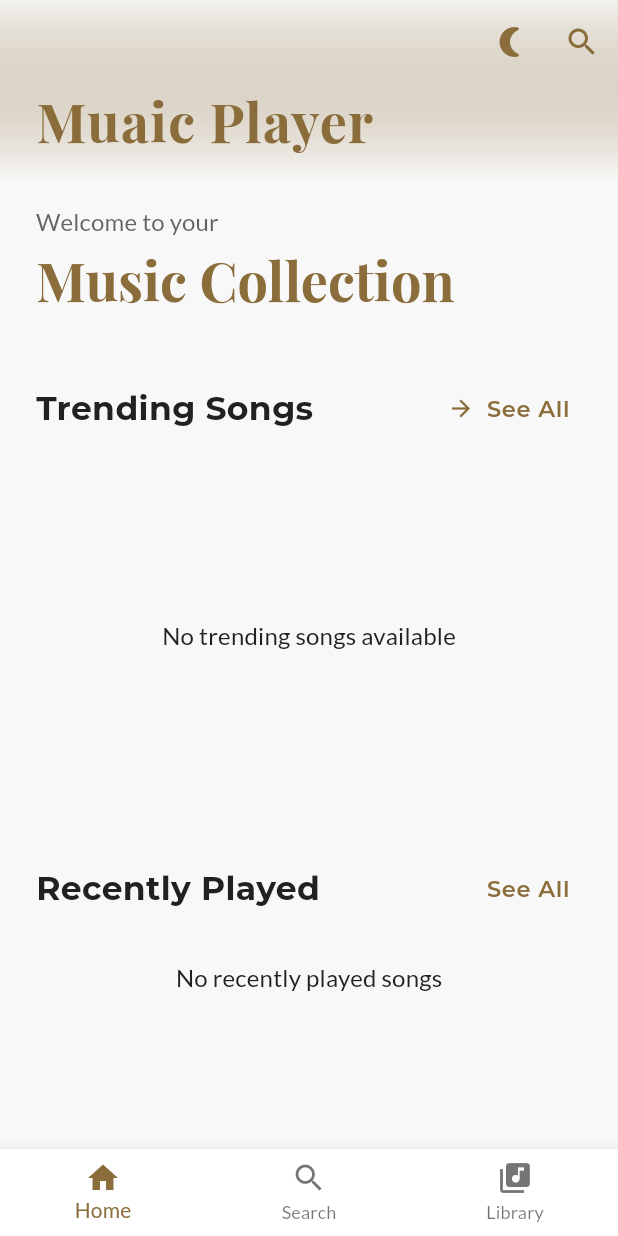
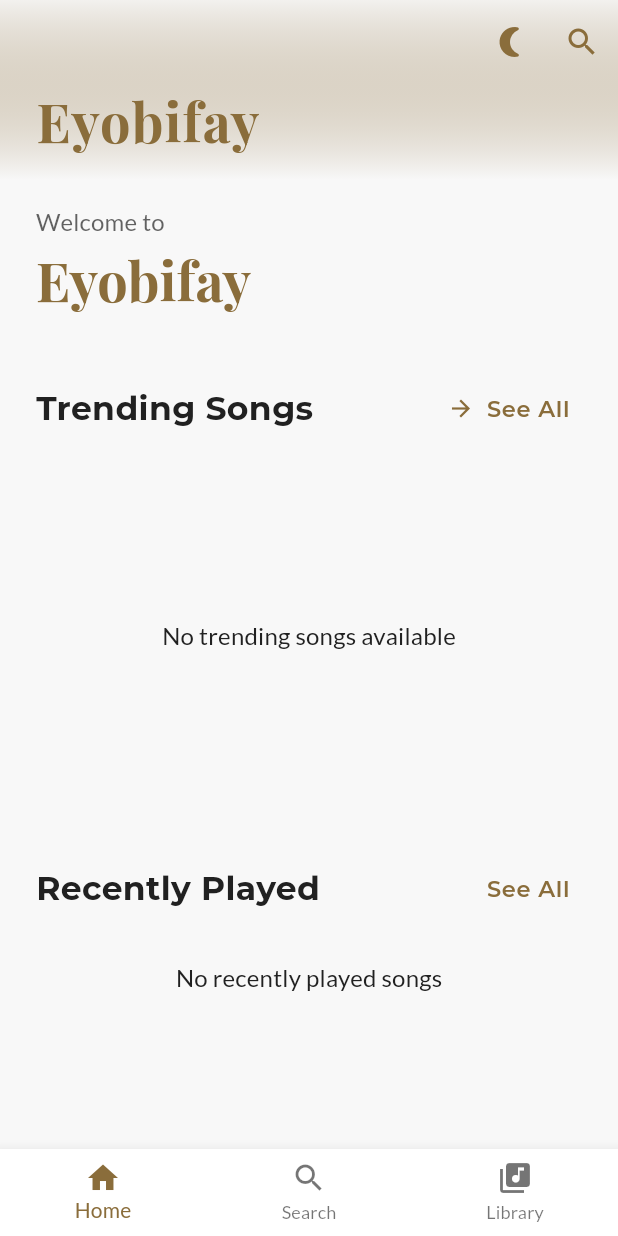
Before and after one commit to eyoaab/Music-Player-App, a Flutter app: the screen it shows after launch, on a phone screen of 412 x 824 dp. Run offline on Flutter 3.47's test engine with Material 3 defaults, Android fonts, the phone set to English and light mode, and no system bars; our stand-ins replace audio_service, audio_video_progress_bar, cached_network_image, device_preview, dio, flutter_dotenv and 4 more; missing offline and left inert: flutter_web_auth; network calls fail; statements that could not run were skipped.

Commit message:
changed the app name from music player to eyobifay to its real name

```diff
--- a/music_player/lib/main.dart
+++ b/music_player/lib/main.dart
@@ -101,7 +101,7 @@ class MyApp extends StatelessWidget {
         builder: (context) => Consumer<ThemeProvider>(
           builder: (context, themeProvider, child) {
             return MaterialApp(
-              title: 'Music Player',
+              title: 'Eyobifay',
               theme: themeProvider.currentTheme,
               home: const MainScreen(),
               debugShowCheckedModeBanner: false,
--- a/music_player/lib/screens/home/home_screen.dart
+++ b/music_player/lib/screens/home/home_screen.dart
@@ -50,7 +50,7 @@ class _HomeScreenState extends State<HomeScreen> {
               title: Padding(
                 padding: const EdgeInsets.only(left: 16.0),
                 child: Text(
-                  'Muaic Player',
+                  'Eyobifay',
                   style: Theme.of(context).textTheme.headlineSmall?.copyWith(
                         fontWeight: FontWeight.bold,
                         color: primaryColor,
@@ -102,7 +102,7 @@ class _HomeScreenState extends State<HomeScreen> {
                 crossAxisAlignment: CrossAxisAlignment.start,
                 children: [
                   Text(
-                    'Welcome to your',
+                    'Welcome to ',
                     style: Theme.of(context).textTheme.bodyLarge?.copyWith(
                           color: Theme.of(context)
                               .colorScheme
@@ -112,7 +112,7 @@ class _HomeScreenState extends State<HomeScreen> {
                   ),
                   const SizedBox(height: 4),
                   Text(
-                    'Music Collection',
+                    'Eyobifay',
                     style: Theme.of(context).textTheme.displaySmall?.copyWith(
                           fontWeight: FontWeight.bold,
                           color: primaryColor,
```
